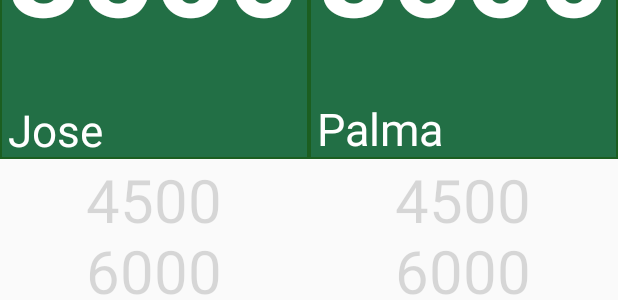
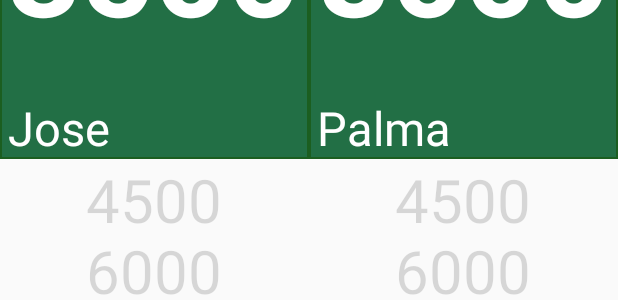
Before and after one commit to jepz20/yugiohlifecounter, an Android app: the layout fragment_main.xml on its own in the app's theme, with its tools: preview values and no code run, on a phone screen of 412 x 824 dp. Shown: the part 225-525 px from the top of the screen. Run offline under Robolectric (Android 15) with nearby library versions, the phone set to English and light mode, and no system bars.

Commit message:
mejoras log pantalla principal, error de iconos ganarperder otros

```diff
--- a/app/src/main/res/layout-land/fragment_main.xml
+++ b/app/src/main/res/layout-land/fragment_main.xml
@@ -80,7 +80,7 @@
                             android:paddingLeft="5dp"
                             android:paddingRight="5dp"/>
                         <hn.jepz.www.yugiohlifecounter.AutoResizeTextView
-                            android:layout_width="wrap_content"
+                            android:layout_width="match_parent"
                             android:layout_height="0dp"
                             android:layout_weight="1"
                             android:id="@+id/tvNombreJ1"
@@ -91,17 +91,21 @@
                             android:gravity="bottom" />
                     </LinearLayout>
                 </RelativeLayout>
-
+                <ScrollView
+                    android:layout_width="match_parent"
+                    android:layout_weight="4"
+                    android:layout_height="0dp">
                     <TextView
-                    android:layout_width="fill_parent"
+                        android:layout_width="match_parent"
+                        android:layout_height="match_parent"
                         android:id="@+id/tvLog1"
                         android:enabled="false"
                         android:textSize="40sp"
-                    android:layout_weight="4"
-                    android:layout_height="0dp"
                         android:gravity="center_horizontal"
                         android:text="4500\n6000\n7500\n8000"
                         />
+                </ScrollView>
+
             </LinearLayout>
             <LinearLayout
                 android:layout_width="0dp"
@@ -166,7 +170,7 @@
                             android:paddingLeft="5dp"
                             android:paddingRight="5dp"/>
                         <hn.jepz.www.yugiohlifecounter.AutoResizeTextView
-                            android:layout_width="wrap_content"
+                            android:layout_width="match_parent"
                             android:layout_height="0dp"
                             android:layout_weight="1"
                             android:id="@+id/tvNombreJ2"
@@ -177,16 +181,20 @@
                             android:gravity="bottom"/>
                     </LinearLayout>
                 </RelativeLayout>
+                <ScrollView
+                    android:layout_width="match_parent"
+                    android:layout_weight="4"
+                    android:layout_height="0dp">
                     <TextView
-                    android:layout_width="fill_parent"
+                        android:layout_width="match_parent"
+                        android:layout_height="match_parent"
                         android:id="@+id/tvLog2"
+                        android:enabled="false"
                         android:textSize="40sp"
-                    android:enabled="false"
-                    android:layout_weight="4"
-                    android:layout_height="0dp"
                         android:gravity="center_horizontal"
                         android:text="4500\n6000\n7500\n8000"
                         />
+                </ScrollView>
             </LinearLayout>
         </LinearLayout>
         <LinearLayout
@@ -305,7 +313,7 @@
             <LinearLayout
                 android:layout_width="0dp"
                 android:layout_height="match_parent"
-                android:background="@color/transparent"
+                android:background="@color/fondo_calculadora"
                 android:layout_weight="1">
                 <LinearLayout
                     android:layout_width="0dp"
@@ -392,7 +400,8 @@
         <LinearLayout
             android:layout_width="match_parent"
             android:layout_height="0dp"
-            android:layout_weight="14"
+            android:layout_weight="16
+            "
             android:orientation="horizontal">
             <LinearLayout
                 android:layout_width="0dp"
@@ -400,7 +409,7 @@
                 android:orientation="vertical"
                 android:layout_weight="1"
                 android:gravity="center"
-                android:background="@color/transparent">
+                android:background="@color/fondo_calculadora">
                 <LinearLayout
                     android:layout_width="match_parent"
                     android:layout_height="0dp"
--- a/app/src/main/res/layout/fragment_main.xml
+++ b/app/src/main/res/layout/fragment_main.xml
@@ -80,7 +80,7 @@
                         android:paddingLeft="5dp"
                         android:paddingRight="5dp"/>
                     <hn.jepz.www.yugiohlifecounter.AutoResizeTextView
-                        android:layout_width="wrap_content"
+                        android:layout_width="match_parent"
                         android:layout_height="0dp"
                         android:layout_weight="1"
                         android:id="@+id/tvNombreJ1"
@@ -91,17 +91,21 @@
                         android:gravity="bottom" />
                 </LinearLayout>
             </RelativeLayout>
-
+<ScrollView
+    android:layout_width="match_parent"
+    android:layout_weight="4"
+    android:layout_height="0dp">
     <TextView
-                android:layout_width="fill_parent"
+        android:layout_width="match_parent"
+        android:layout_height="match_parent"
         android:id="@+id/tvLog1"
         android:enabled="false"
         android:textSize="40sp"
-                android:layout_weight="4"
-                android:layout_height="0dp"
         android:gravity="center_horizontal"
         android:text="4500\n6000\n7500\n8000"
         />
+</ScrollView>
+
         </LinearLayout>
         <LinearLayout
             android:layout_width="0dp"
@@ -166,7 +170,7 @@
                         android:paddingLeft="5dp"
                         android:paddingRight="5dp"/>
                     <hn.jepz.www.yugiohlifecounter.AutoResizeTextView
-                        android:layout_width="wrap_content"
+                        android:layout_width="match_parent"
                         android:layout_height="0dp"
                         android:layout_weight="1"
                         android:id="@+id/tvNombreJ2"
@@ -177,16 +181,20 @@
                         android:gravity="bottom"/>
                 </LinearLayout>
             </RelativeLayout>
+            <ScrollView
+                android:layout_width="match_parent"
+                android:layout_weight="4"
+                android:layout_height="0dp">
                 <TextView
-                android:layout_width="fill_parent"
+                    android:layout_width="match_parent"
+                    android:layout_height="match_parent"
                     android:id="@+id/tvLog2"
+                    android:enabled="false"
                     android:textSize="40sp"
-                android:enabled="false"
-                android:layout_weight="4"
-                android:layout_height="0dp"
                     android:gravity="center_horizontal"
                     android:text="4500\n6000\n7500\n8000"
                     />
+            </ScrollView>
         </LinearLayout>
     </LinearLayout>
     <LinearLayout
@@ -305,7 +313,7 @@
             <LinearLayout
                 android:layout_width="0dp"
                 android:layout_height="match_parent"
-                android:background="@color/transparent"
+                android:background="@color/fondo_calculadora"
                 android:layout_weight="1">
                 <LinearLayout
                     android:layout_width="0dp"
@@ -392,7 +400,8 @@
         <LinearLayout
             android:layout_width="match_parent"
             android:layout_height="0dp"
-            android:layout_weight="14"
+            android:layout_weight="16
+            "
             android:orientation="horizontal">
             <LinearLayout
                 android:layout_width="0dp"
@@ -400,7 +409,7 @@
                 android:orientation="vertical"
                 android:layout_weight="1"
                 android:gravity="center"
-                android:background="@color/transparent">
+                android:background="@color/fondo_calculadora">
                 <LinearLayout
                     android:layout_width="match_parent"
                     android:layout_height="0dp"
--- a/app/src/main/res/values/color.xml
+++ b/app/src/main/res/values/color.xml
@@ -14,4 +14,5 @@
     <color name="texto_contador">#fff</color>
     <color name="divisor_botones_contenedor_acciones">#37474f</color>
     <color name="transparent">#80000000</color>
+    <color name="fondo_calculadora">#CC2E7D32</color>
 </resources>
--- a/app/src/main/res/values/strings.xml
+++ b/app/src/main/res/values/strings.xml
@@ -18,11 +18,11 @@
     <string name="boton_aplica_simulacion">Aplicar</string>
     <string name="boton_dado_texto">Dado</string>
     <string name="boton_moneda_texto">Moneda</string>
-    <string name="dialogo_titulo_fin_juego">Gano el Jugador </string>
+    <string name="dialogo_titulo_fin_juego">El Ganador es </string>
     <string name="dialogo_texto_fin_juego">Deseas Iniciar el Duelo No.</string>
     <string name="boton_positivo_fin_juego">Si</string>
     <string name="boton_negativo_fin_juego">No</string>
-    <string name="dialogo_texto_fin_partida_p1">EL GANADOR DE LA PARTIDA ES EL JUGADOR</string>
+    <string name="dialogo_texto_fin_partida_p1">EL GANADOR DE LA PARTIDA ES </string>
     <string name="dialogo_texto_fin_partida_p2">!!! \n Deseas Iniciar una nueva Partida?</string>
     <string name="dialogo_texto_reincio_duelo">Desea reiniciar el duelo?</string>
     <string name="dialogo_texto_reincio">Que desea reiniciar?</string>
```
Also changed, not shown: app/src/main/java/hn/jepz/www/yugiohlifecounter/HistoriaAdapter.java (+40 -85 lines), app/src/main/java/hn/jepz/www/yugiohlifecounter/MyHtmlTagHandler.java (added, +54 -0 lines), app/src/main/java/hn/jepz/www/yugiohlifecounter/PartidaFragment.java (+63 -34 lines). Lines whose indentation alone changed are shown as unchanged.
